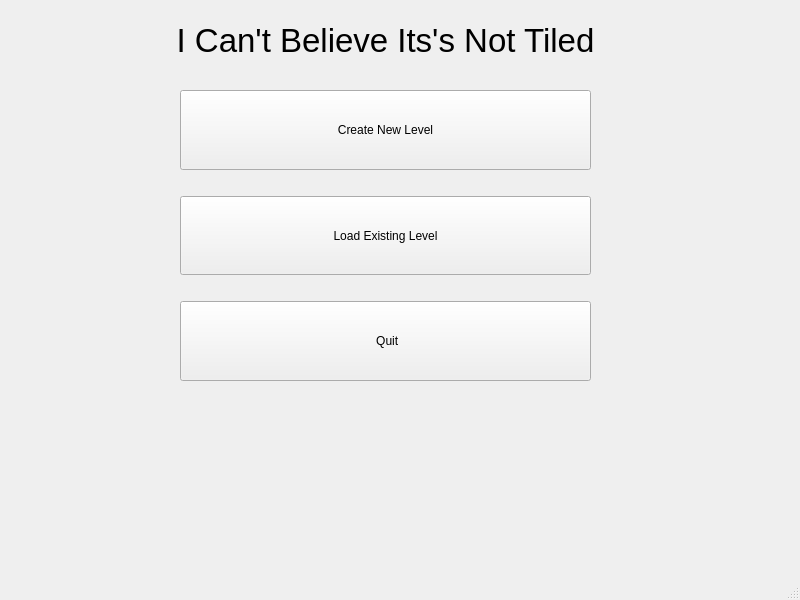
EoinAbbey-Maher/MainProject, file Attempt 2/LevelDeveloper/startingscreen.ui: the form before one commit.
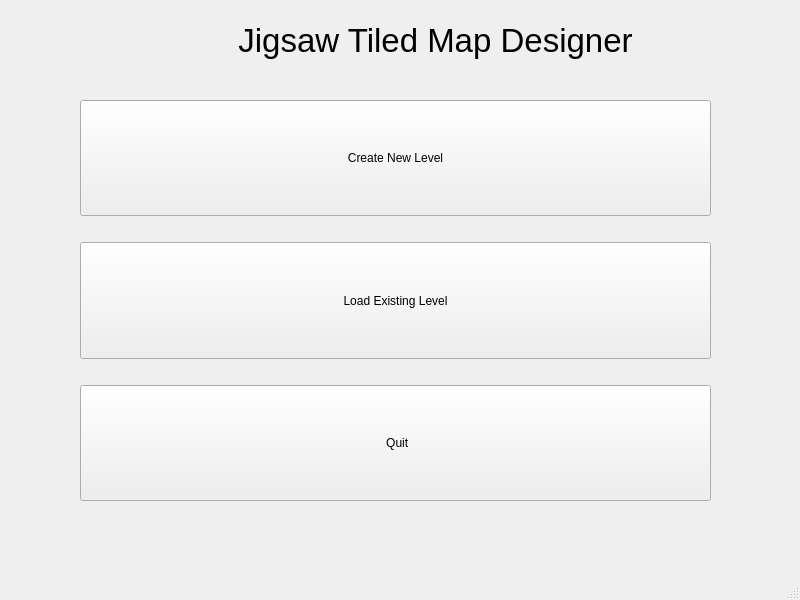
The form after the commit. Icons and pictures are not drawn.

Commit message: added Icon and Screen Links, changed Project Name, added function to more actions

```diff
--- a/Attempt 2/LevelDeveloper/startingscreen.ui
+++ b/Attempt 2/LevelDeveloper/startingscreen.ui
@@ -17,7 +17,7 @@
    <widget class="QLabel" name="m_TitleLabel">
     <property name="geometry">
      <rect>
-      <x>0</x>
+      <x>50</x>
       <y>0</y>
       <width>771</width>
       <height>81</height>
@@ -29,7 +29,10 @@
      </font>
     </property>
     <property name="text">
-     <string>I Can't Believe Its's Not Tiled</string>
+     <string>Jigsaw Tiled Map Designer</string>
+    </property>
+    <property name="textFormat">
+     <enum>Qt::AutoText</enum>
     </property>
     <property name="alignment">
      <set>Qt::AlignCenter</set>
@@ -38,10 +41,10 @@
    <widget class="QWidget" name="verticalLayoutWidget">
     <property name="geometry">
      <rect>
-      <x>180</x>
-      <y>90</y>
-      <width>411</width>
-      <height>291</height>
+      <x>80</x>
+      <y>100</y>
+      <width>631</width>
+      <height>401</height>
      </rect>
     </property>
     <layout class="QVBoxLayout" name="verticalLayout">
@@ -118,6 +121,25 @@
      </item>
     </layout>
    </widget>
+   <widget class="QLabel" name="label">
+    <property name="geometry">
+     <rect>
+      <x>110</x>
+      <y>0</y>
+      <width>91</width>
+      <height>81</height>
+     </rect>
+    </property>
+    <property name="sizePolicy">
+     <sizepolicy hsizetype="Fixed" vsizetype="Fixed">
+      <horstretch>0</horstretch>
+      <verstretch>0</verstretch>
+     </sizepolicy>
+    </property>
+    <property name="text">
+     <string notr="true">&lt;html&gt;&lt;head/&gt;&lt;body&gt;&lt;p&gt;&lt;img src=&quot;:/Images/Icon.png&quot; width =&quot;70&quot; height = &quot;70&quot; /&gt;&lt;/p&gt;&lt;/body&gt;&lt;/html&gt;</string>
+    </property>
+   </widget>
   </widget>
   <widget class="QMenuBar" name="menubar">
    <property name="geometry">
```
Left out of the diff: 6 changed lines with no effect on the pictures. The commit also changes 21 other files.
